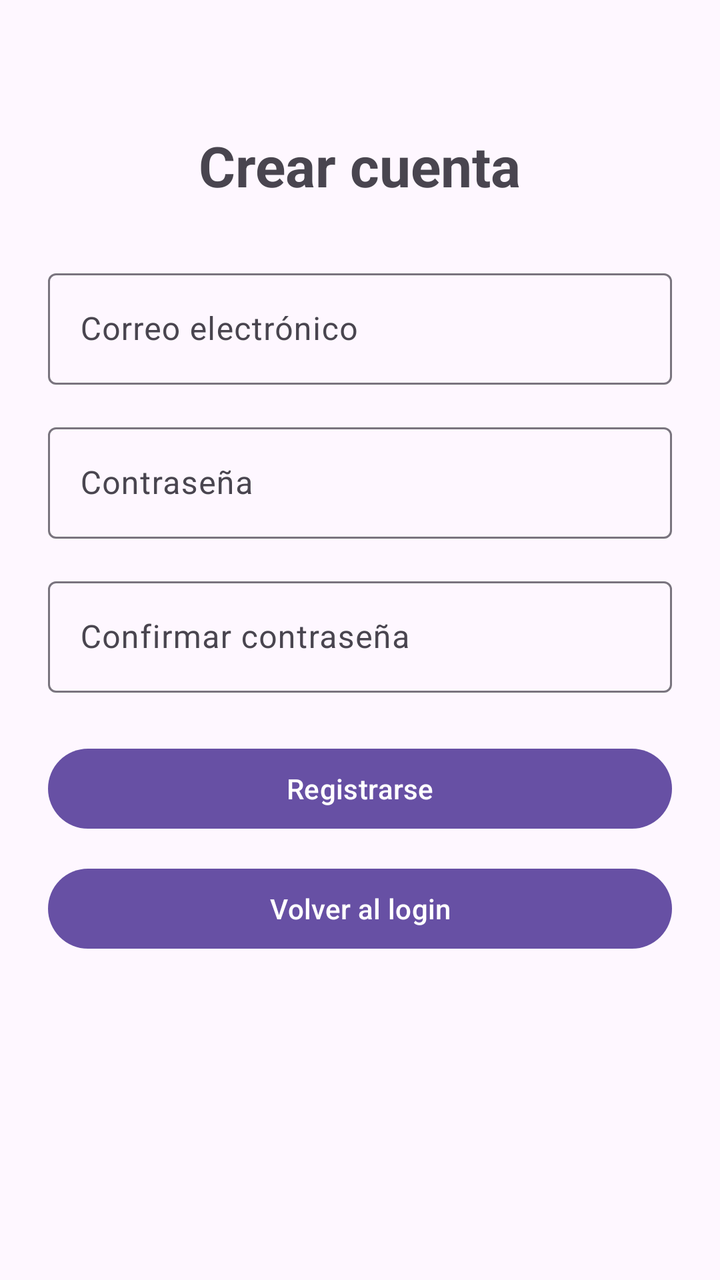
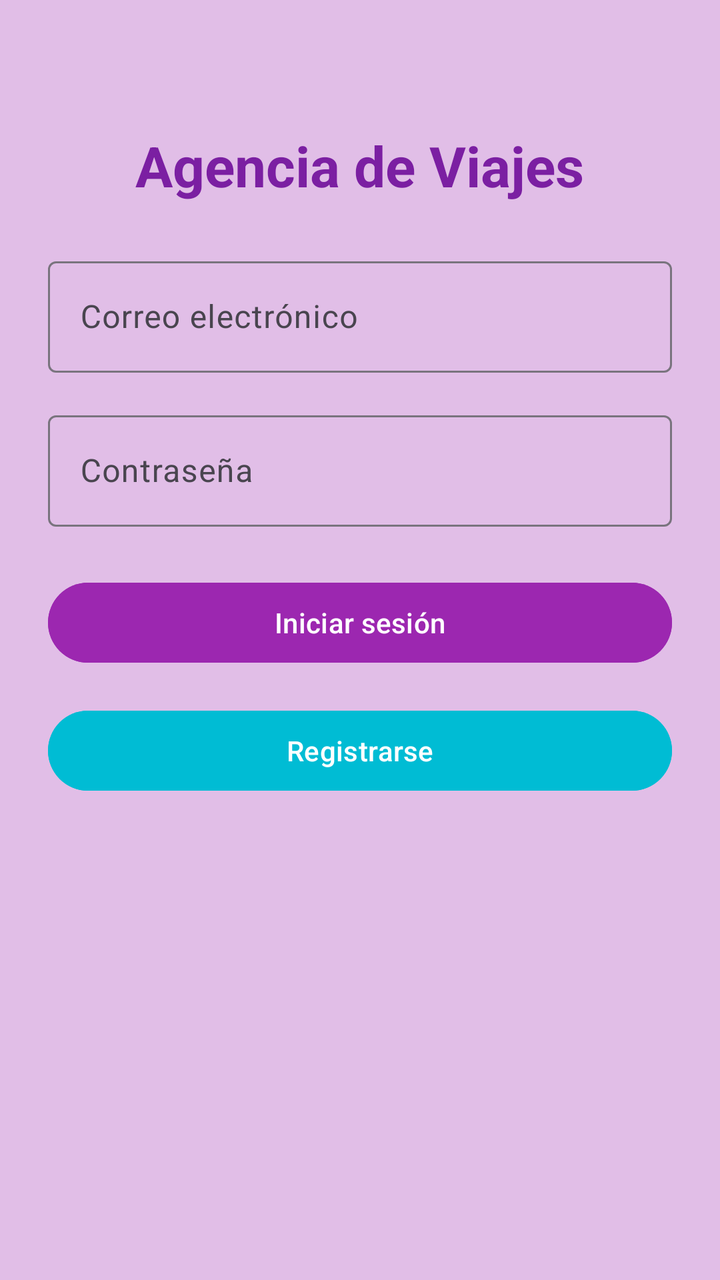

An Android layout rendered at two revisions. The XML below is the earlier revision; the diff shows what the commit changed to produce the second picture.
<!-- AndroidManifest.xml: application theme Theme.Desafio2DSM -->
<!-- res/layout/activity_registro.xml -->
<?xml version="1.0" encoding="utf-8"?>
<ScrollView xmlns:android="http://schemas.android.com/apk/res/android"
    android:layout_width="match_parent"
    android:layout_height="match_parent">

    <LinearLayout
        android:layout_width="match_parent"
        android:layout_height="wrap_content"
        android:orientation="vertical"
        android:padding="24dp">

        <TextView
            android:layout_width="wrap_content"
            android:layout_height="wrap_content"
            android:text="Crear cuenta"
            android:textSize="28sp"
            android:textStyle="bold"
            android:layout_gravity="center"
            android:layout_marginTop="40dp"
            android:layout_marginBottom="30dp" />

        <com.google.android.material.textfield.TextInputLayout
            android:layout_width="match_parent"
            android:layout_height="wrap_content">

            <com.google.android.material.textfield.TextInputEditText
                android:id="@+id/etCorreoRegistro"
                android:layout_width="match_parent"
                android:layout_height="wrap_content"
                android:hint="Correo electrónico"
                android:inputType="textEmailAddress" />

        </com.google.android.material.textfield.TextInputLayout>

        <com.google.android.material.textfield.TextInputLayout
            android:layout_width="match_parent"
            android:layout_height="wrap_content"
            android:layout_marginTop="16dp">

            <com.google.android.material.textfield.TextInputEditText
                android:id="@+id/etContrasenaRegistro"
                android:layout_width="match_parent"
                android:layout_height="wrap_content"
                android:hint="Contraseña"
                android:inputType="textPassword" />

        </com.google.android.material.textfield.TextInputLayout>

        <com.google.android.material.textfield.TextInputLayout
            android:layout_width="match_parent"
            android:layout_height="wrap_content"
            android:layout_marginTop="16dp">

            <com.google.android.material.textfield.TextInputEditText
                android:id="@+id/etConfirmarContrasena"
                android:layout_width="match_parent"
                android:layout_height="wrap_content"
                android:hint="Confirmar contraseña"
                android:inputType="textPassword" />

        </com.google.android.material.textfield.TextInputLayout>

        <Button
            android:id="@+id/btnRegistrar"
            android:layout_width="match_parent"
            android:layout_height="wrap_content"
            android:text="Registrarse"
            android:layout_marginTop="24dp" />

        <Button
            android:id="@+id/btnVolverLogin"
            android:layout_width="match_parent"
            android:layout_height="wrap_content"
            android:text="Volver al login"
            android:layout_marginTop="12dp" />

    </LinearLayout>

</ScrollView>
<!-- resources referenced by this layout -->
<resources>
  <style name="Theme.Desafio2DSM" parent="Base.Theme.Desafio2DSM" />
  <style name="Base.Theme.Desafio2DSM" parent="Theme.Material3.DayNight.NoActionBar">
          
          
      </style>
</resources>

<!-- the commit's change to res/layout/activity_registro.xml (unified diff, before → after) -->
@@ -1,78 +1,72 @@
 <?xml version="1.0" encoding="utf-8"?>
 <ScrollView xmlns:android="http://schemas.android.com/apk/res/android"
     android:layout_width="match_parent"
-    android:layout_height="match_parent">
+    android:layout_height="match_parent"
+    android:background="@color/purple_light">
 
     <LinearLayout
         android:layout_width="match_parent"
         android:layout_height="wrap_content"
         android:orientation="vertical"
-        android:padding="24dp">
+        android:padding="@dimen/padding_large"
+        android:gravity="center_horizontal">
 
         <TextView
             android:layout_width="wrap_content"
             android:layout_height="wrap_content"
-            android:text="Crear cuenta"
-            android:textSize="28sp"
+            android:text="@string/titulo_login"
+            android:textSize="@dimen/text_xlarge"
             android:textStyle="bold"
-            android:layout_gravity="center"
-            android:layout_marginTop="40dp"
-            android:layout_marginBottom="30dp" />
+            android:textColor="@color/purple_dark"
+            android:layout_marginTop="@dimen/margin_xlarge"
+            android:layout_marginBottom="@dimen/margin_large" />
 
         <com.google.android.material.textfield.TextInputLayout
             android:layout_width="match_parent"
             android:layout_height="wrap_content">
 
             <com.google.android.material.textfield.TextInputEditText
-                android:id="@+id/etCorreoRegistro"
+                android:id="@+id/etCorreo"
                 android:layout_width="match_parent"
                 android:layout_height="wrap_content"
-                android:hint="Correo electrónico"
-                android:inputType="textEmailAddress" />
+                android:hint="@string/correo_electronico"
+                android:inputType="textEmailAddress"
+                android:textColor="@color/primary_text" />
 
         </com.google.android.material.textfield.TextInputLayout>
 
         <com.google.android.material.textfield.TextInputLayout
             android:layout_width="match_parent"
             android:layout_height="wrap_content"
-            android:layout_marginTop="16dp">
+            android:layout_marginTop="@dimen/margin_medium">
 
             <com.google.android.material.textfield.TextInputEditText
-                android:id="@+id/etContrasenaRegistro"
+                android:id="@+id/etContrasena"
                 android:layout_width="match_parent"
                 android:layout_height="wrap_content"
-                android:hint="Contraseña"
-                android:inputType="textPassword" />
-
-        </com.google.android.material.textfield.TextInputLayout>
-
-        <com.google.android.material.textfield.TextInputLayout
-            android:layout_width="match_parent"
-            android:layout_height="wrap_content"
-            android:layout_marginTop="16dp">
-
-            <com.google.android.material.textfield.TextInputEditText
-                android:id="@+id/etConfirmarContrasena"
-                android:layout_width="match_parent"
-                android:layout_height="wrap_content"
-                android:hint="Confirmar contraseña"
-                android:inputType="textPassword" />
+                android:hint="@string/contrasena"
+                android:inputType="textPassword"
+                android:textColor="@color/primary_text" />
 
         </com.google.android.material.textfield.TextInputLayout>
 
         <Button
-            android:id="@+id/btnRegistrar"
+            android:id="@+id/btnIniciarSesion"
             android:layout_width="match_parent"
             android:layout_height="wrap_content"
-            android:text="Registrarse"
-            android:layout_marginTop="24dp" />
+            android:text="@string/iniciar_sesion"
+            android:textColor="@color/text_icons"
+            android:backgroundTint="@color/purple_primary"
+            android:layout_marginTop="@dimen/margin_large" />
 
         <Button
-            android:id="@+id/btnVolverLogin"
+            android:id="@+id/btnRegistro"
             android:layout_width="match_parent"
             android:layout_height="wrap_content"
-            android:text="Volver al login"
-            android:layout_marginTop="12dp" />
+            android:text="@string/registrarse"
+            android:textColor="@color/text_icons"
+            android:backgroundTint="@color/accent"
+            android:layout_marginTop="@dimen/margin_medium" />
 
     </LinearLayout>
 
<!-- resource entries referenced after the edit -->
@@ -1,5 +1,21 @@
 <!-- resources referenced by this layout -->
 <resources>
+  <color name="accent">#00BCD4</color>
+  <color name="primary_text">#212121</color>
+  <color name="purple_dark">#7B1FA2</color>
+  <color name="purple_light">#E1BEE7</color>
+  <color name="purple_primary">#9C27B0</color>
+  <color name="text_icons">#FFFFFF</color>
+  <dimen name="margin_large">24dp</dimen>
+  <dimen name="margin_medium">16dp</dimen>
+  <dimen name="margin_xlarge">40dp</dimen>
+  <dimen name="padding_large">24dp</dimen>
+  <dimen name="text_xlarge">28sp</dimen>
+  <string name="contrasena">Contraseña</string>
+  <string name="correo_electronico">Correo electrónico</string>
+  <string name="iniciar_sesion">Iniciar sesión</string>
+  <string name="registrarse">Registrarse</string>
+  <string name="titulo_login">Agencia de Viajes</string>
   <style name="Theme.Desafio2DSM" parent="Base.Theme.Desafio2DSM" />
   <style name="Base.Theme.Desafio2DSM" parent="Theme.Material3.DayNight.NoActionBar">
           
